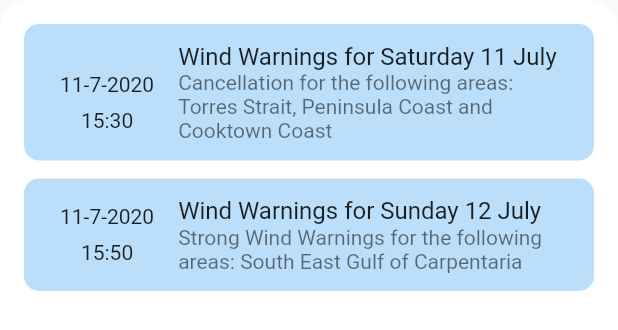
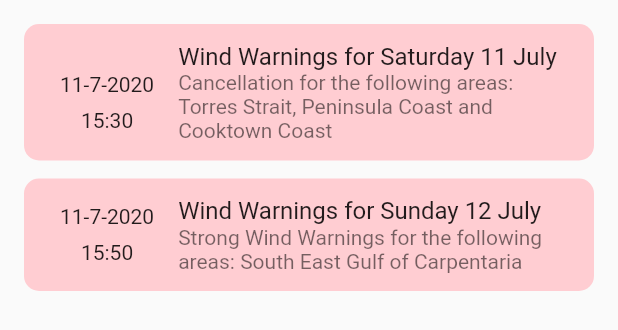
Before and after one commit to oneandonie/google_wit_hack, a Flutter app: the NotificationBottomSheet widget shown alone on an empty page, opened directly with empty values, on a phone screen of 412 x 824 dp. Shown: the top 330 px of the screen. Run offline on Flutter 3.47's test engine with Material 2 defaults, Android fonts, the phone set to English and light mode, and no system bars.

Commit message:
"done fixing bottom sheet"

```diff
--- a/alert/lib/notificationBottomsheet.dart
+++ b/alert/lib/notificationBottomsheet.dart
@@ -45,13 +45,6 @@ class _NotificationBottomSheet extends State<NotificationBottomSheet> {
   @override
   Widget build(BuildContext context) {
     return Container(
-      decoration: BoxDecoration(
-        color: Colors.white,
-        borderRadius: BorderRadius.only(
-          topLeft: Radius.circular(20.0),
-          topRight: Radius.circular(20.0),
-        ),
-      ),
       child: ListView.separated(
         controller: _scrollController,
         padding: EdgeInsets.all(16),
@@ -67,7 +60,7 @@ class _NotificationBottomSheet extends State<NotificationBottomSheet> {
           return Container(
             padding: EdgeInsets.all(8),
             decoration: BoxDecoration(
-              color: Colors.blue[100],
+              color: Colors.red[100],
               borderRadius: BorderRadius.all(Radius.circular(10.0)),
             ),
             child: ListTile(
```
Also changed, not shown: alert/lib/main.dart (+30 -6 lines).
